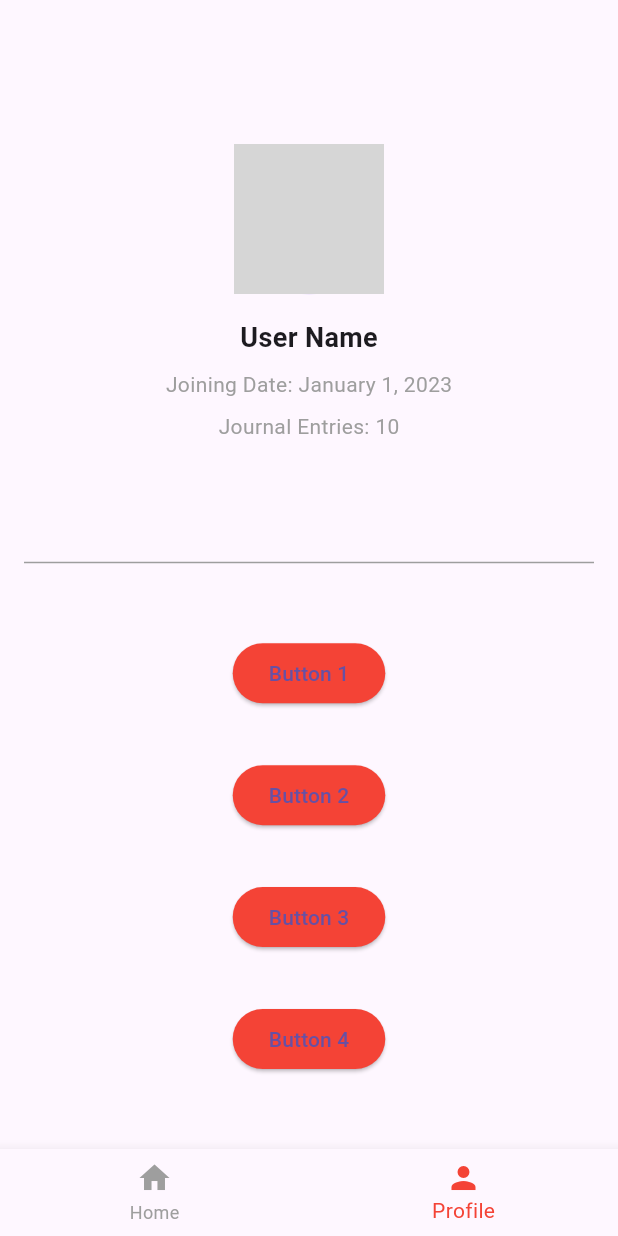
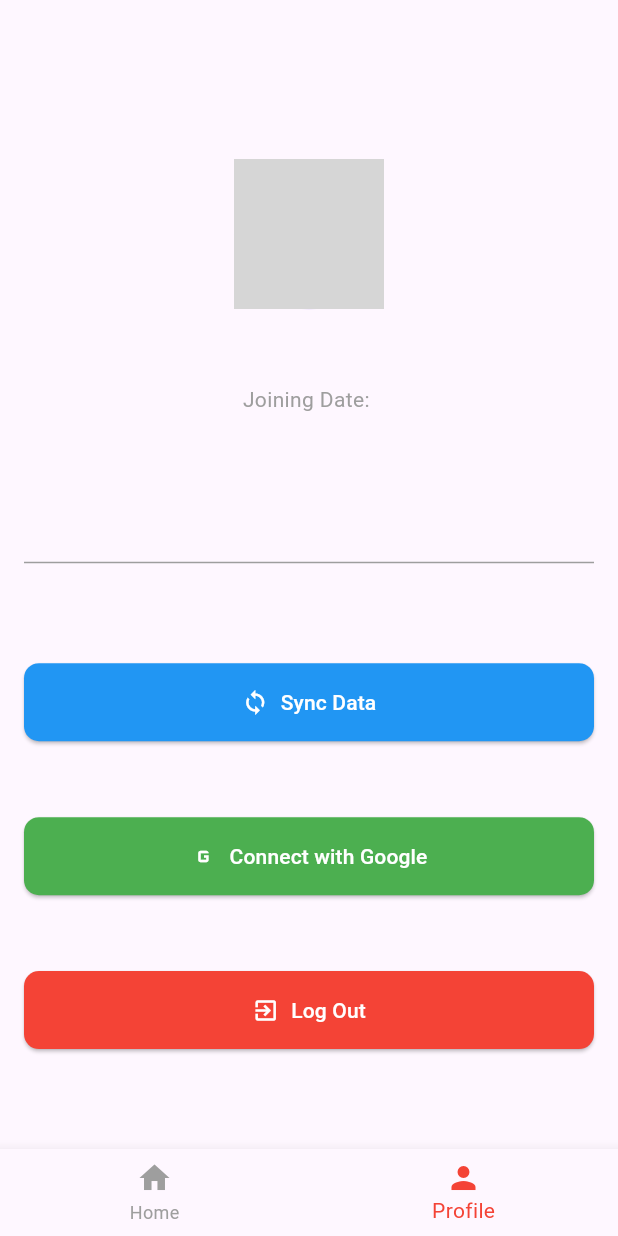
Before and after one commit to Rithvik99/journal_app, a Flutter app: the NavBar screen opened directly with empty values, item 2 of the bottom bar chosen, on a phone screen of 412 x 824 dp. Run offline on Flutter 3.47's test engine with Material 3 defaults, Android fonts, the phone set to English and light mode, and no system bars; our stand-ins replace cloud_firestore, firebase_auth, firebase_core, google_sign_in, table_calendar; accounts and stored records are empty; network calls fail; grey boxes are pictures that could not be loaded.

```diff
--- a/lib/screens/homescreen.dart
+++ b/lib/screens/homescreen.dart
@@ -28,7 +28,10 @@ class _HomeScreenState extends State<HomeScreen> {
     String name = widget.auth.fetchField("username") ?? "";
     String date = widget.auth.fetchField("date") ?? "";
     String uriI = widget.auth.fetchField("profilePic") ?? "";
-    print(uriI);
+    if (uriI == "") {
+      uriI =
+          "https://www.pngitem.com/pimgs/m/30-307416_profile-icon-png-image-free-download-searchpng-employee.png";
+    }
 
     return Scaffold(
       body: Padding(
--- a/lib/screens/navbar.dart
+++ b/lib/screens/navbar.dart
@@ -20,7 +20,7 @@ class _NavBarState extends State<NavBar> {
 
     final List<Widget> _pages = <Widget>[
       HomeScreen(auth: widget.auth),
-      ProfileScreen(),
+      ProfileScreen(auth: widget.auth),
     ];
 
     return Scaffold(
--- a/lib/screens/profilescreen.dart
+++ b/lib/screens/profilescreen.dart
@@ -1,7 +1,9 @@
 import 'package:flutter/material.dart';
+import 'package:journal_app/services/auth.dart';
 
 class ProfileScreen extends StatefulWidget {
-  const ProfileScreen({super.key});
+  final AuthMethods auth;
+  const ProfileScreen({super.key, required this.auth});
 
   @override
   State<ProfileScreen> createState() => _ProfileScreenState();
@@ -10,6 +12,17 @@ class ProfileScreen extends StatefulWidget {
 class _ProfileScreenState extends State<ProfileScreen> {
   @override
   Widget build(BuildContext context) {
+    String name = widget.auth.fetchField("username") ?? "";
+    String date = widget.auth.fetchField("date") ?? "";
+    String uriI = widget.auth.fetchField("profilePic") ?? "";
+    if (uriI == "") {
+      uriI =
+          "https://www.pngitem.com/pimgs/m/30-307416_profile-icon-png-image-free-download-searchpng-employee.png";
+    }
+    String gConnected = widget.auth.fetchField("google") ?? "Connect with Google";
+    if (gConnected == "") {
+      gConnected = "Connect with Google";
+    }
     return Scaffold(
       body: Padding(
         padding: const EdgeInsets.all(16.0),
@@ -23,32 +36,25 @@ class _ProfileScreenState extends State<ProfileScreen> {
                 children: [
                   CircleAvatar(
                     radius: 50,
-                    backgroundImage: AssetImage('assets/profile_picture.jpg'),
+                    backgroundImage: NetworkImage(uriI),
                   ),
-                  SizedBox(height: 16),
+                  const SizedBox(height: 16),
                   Text(
-                    'User Name',
-                    style: TextStyle(
+                    name,
+                    style: const TextStyle(
                       fontSize: 18,
                       fontWeight: FontWeight.bold,
                     ),
                   ),
-                  SizedBox(height: 8),
+                  const SizedBox(height: 8),
                   Text(
-                    'Joining Date: January 1, 2023',
-                    style: TextStyle(
+                    'Joining Date: $date',
+                    style: const TextStyle(
                       fontSize: 14,
                       color: Colors.grey,
                     ),
                   ),
-                  SizedBox(height: 8),
-                  Text(
-                    'Journal Entries: 10',
-                    style: TextStyle(
-                      fontSize: 14,
-                      color: Colors.grey,
-                    ),
-                  ),
+                  const SizedBox(height: 8),
                 ],
               ),
             ),
@@ -62,45 +68,58 @@ class _ProfileScreenState extends State<ProfileScreen> {
               child: Column(
                 mainAxisAlignment: MainAxisAlignment.spaceEvenly,
                 children: [
-                  ElevatedButton(
+                  ElevatedButton.icon(
                     onPressed: () {
-                      // Add functionality for the button
+                      // Add functionality for Sync Data button
                     },
                     style: ElevatedButton.styleFrom(
-                      primary: Colors.red,
+                      backgroundColor: Colors.blue, // Use a different color for Sync Data
+                      onPrimary: Colors.white, // Text color
+                      shape: RoundedRectangleBorder(
+                        borderRadius: BorderRadius.circular(10.0),
+                      ),
+                      padding: EdgeInsets.symmetric(vertical: 16.0),
+                      minimumSize: Size(double.infinity, 0),
                     ),
-                    child: Text('Button 1'),
+                    icon: Icon(Icons.sync),
+                    label: Text('Sync Data'),
                   ),
-                  ElevatedButton(
+                  ElevatedButton.icon(
                     onPressed: () {
-                      // Add functionality for the button
+                      // Add functionality for Connect with Google button
                     },
                     style: ElevatedButton.styleFrom(
-                      primary: Colors.red,
+                      backgroundColor: Colors.green, // Use a different color for Connect with Google
+                      onPrimary: Colors.white, // Text color
+                      shape: RoundedRectangleBorder(
+                        borderRadius: BorderRadius.circular(10.0),
+                      ),
+                      padding: EdgeInsets.symmetric(vertical: 16.0),
+                      minimumSize: Size(double.infinity, 0),
                     ),
-                    child: Text('Button 2'),
+                    icon: Icon(Icons.g_mobiledata),
+                    label: Text(gConnected),
                   ),
-                  ElevatedButton(
+                  ElevatedButton.icon(
                     onPressed: () {
-                      // Add functionality for the button
+                      widget.auth.logout();
+                      Navigator.pop(context);
                     },
                     style: ElevatedButton.styleFrom(
-                      primary: Colors.red,
+                      backgroundColor: Colors.red, // Use a different color for Log Out
+                      onPrimary: Colors.white, // Text color
+                      shape: RoundedRectangleBorder(
+                        borderRadius: BorderRadius.circular(10.0),
+                      ),
+                      padding: EdgeInsets.symmetric(vertical: 16.0),
+                      minimumSize: Size(double.infinity, 0),
                     ),
-                    child: Text('Button 3'),
-                  ),
-                  ElevatedButton(
-                    onPressed: () {
-                      // Add functionality for the button
-                    },
-                    style: ElevatedButton.styleFrom(
-                      primary: Colors.red,
-                    ),
-                    child: Text('Button 4'),
+                    icon: Icon(Icons.exit_to_app),
+                    label: Text('Log Out'),
                   ),
                 ],
               ),
-            ),
+            )
           ],
         ),
       ),
--- a/lib/services/auth.dart
+++ b/lib/services/auth.dart
@@ -228,6 +228,12 @@ class AuthMethods{
     }
   }
 
+  Future<void> logout() async {
+    await auth.signOut();
+    userData = null;
+    userJournals = null;
+  }
+
   String convertDate(DateTime date) {
     String day = date.day.toString().padLeft(2, '0');
     String month = date.month.toString().padLeft(2, '0');
```
